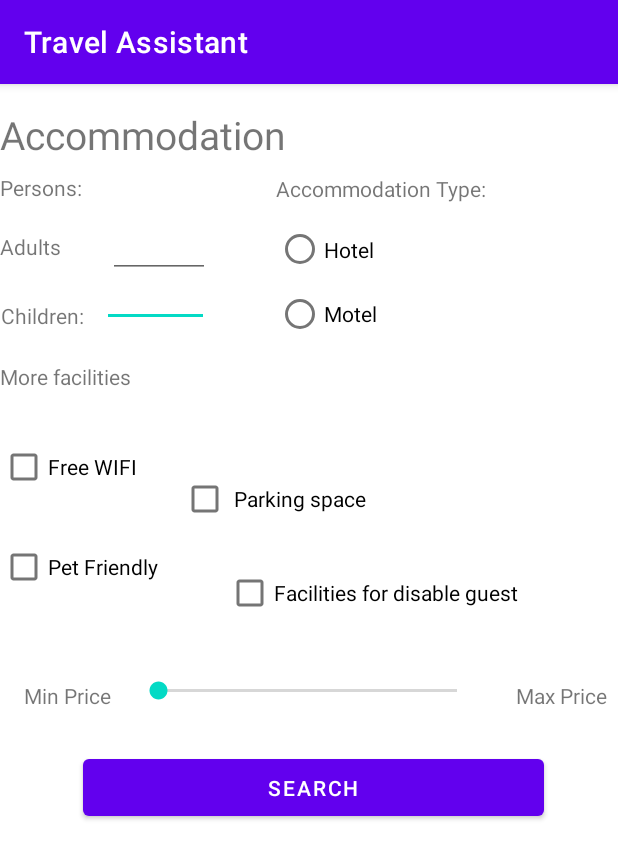
After one commit to iuliandreea/UID2021_TravelAssistant, an Android app: the AccommodationActivity screen opened directly, with no data from a screen before it, on a phone screen of 412 x 824 dp. The commit adds this screen. Shown: the top 859 px of the screen. Run offline under Robolectric (Android 15) with nearby library versions, the phone set to English and light mode, and no system bars.

Commit message:
add basic for book_accommodation feature

```diff
--- a/app/build.gradle
+++ b/app/build.gradle
@@ -42,4 +42,5 @@ dependencies {
     testImplementation 'junit:junit:4.+'
     androidTestImplementation 'androidx.test.ext:junit:1.1.3'
     androidTestImplementation 'androidx.test.espresso:espresso-core:3.4.0'
+    implementation "com.squareup.retrofit2:converter-gson:2.9.0"
 }
--- a/app/src/main/AndroidManifest.xml
+++ b/app/src/main/AndroidManifest.xml
@@ -9,6 +9,9 @@
         android:roundIcon="@mipmap/ic_launcher_round"
         android:supportsRtl="true"
         android:theme="@style/Theme.TravelAssistant">
+        <activity
+            android:name=".AccommodationActivity"
+            android:exported="false" />
         <activity
             android:name=".MainActivity"
             android:exported="true">
--- /dev/null
+++ b/app/src/main/java/com/example/travelassistant/Accommodation.kt
@@ -0,0 +1,10 @@
+package com.example.travelassistant
+
+data class Accommodation(
+    var id: String,
+    var name: String,
+    var address: String,
+    var price: Int,
+    var contact: String,
+) {
+}
--- /dev/null
+++ b/app/src/main/java/com/example/travelassistant/AccommodationActivity.kt
@@ -0,0 +1,11 @@
+package com.example.travelassistant
+
+import androidx.appcompat.app.AppCompatActivity
+import android.os.Bundle
+
+class AccommodationActivity : AppCompatActivity() {
+    override fun onCreate(savedInstanceState: Bundle?) {
+        super.onCreate(savedInstanceState)
+        setContentView(R.layout.activity_accommodation)
+    }
+}
--- a/app/src/main/java/com/example/travelassistant/ExploreFragment.kt
+++ b/app/src/main/java/com/example/travelassistant/ExploreFragment.kt
@@ -1,9 +1,11 @@
 package com.example.travelassistant
 
+import android.content.Intent
 import android.os.Bundle
 import android.view.LayoutInflater
 import android.view.View
 import android.view.ViewGroup
+import android.widget.Button
 import androidx.fragment.app.Fragment
 
 // TODO: Rename parameter arguments, choose names that match
@@ -36,6 +38,16 @@ class ExploreFragment : Fragment() {
         savedInstanceState: Bundle?
     ): View? {
         val views = inflater.inflate(R.layout.fragment_explore, container, false)
+        val findViewById = views.findViewById<Button>(R.id.button2)
+        findViewById?.setOnClickListener(object : View.OnClickListener {
+
+            override fun onClick(view: View?) {
+                val intent = Intent(context, AccommodationActivity::class.java)
+                startActivity(intent)
+            }
+
+        })
+//        // Inflate the layout for this fragment
         return views
     }
 
--- /dev/null
+++ b/app/src/main/res/layout/activity_accommodation.xml
@@ -0,0 +1,224 @@
+<?xml version="1.0" encoding="utf-8"?>
+<androidx.constraintlayout.widget.ConstraintLayout xmlns:android="http://schemas.android.com/apk/res/android"
+    xmlns:app="http://schemas.android.com/apk/res-auto"
+    xmlns:tools="http://schemas.android.com/tools"
+    android:layout_width="match_parent"
+    android:layout_height="match_parent"
+    tools:context=".AccommodationActivity">
+
+    <TextView
+        android:id="@+id/textView4"
+        android:layout_width="wrap_content"
+        android:layout_height="wrap_content"
+        android:layout_marginTop="16dp"
+        android:text="Accommodation"
+        android:textSize="26sp"
+        app:layout_constraintEnd_toEndOf="parent"
+        app:layout_constraintHorizontal_bias="0.0"
+        app:layout_constraintStart_toStartOf="parent"
+        app:layout_constraintTop_toTopOf="parent" />
+
+    <TextView
+        android:id="@+id/textView7"
+        android:layout_width="wrap_content"
+        android:layout_height="wrap_content"
+        android:text="Accommodation Type:"
+        app:layout_constraintBottom_toBottomOf="parent"
+        app:layout_constraintEnd_toEndOf="parent"
+        app:layout_constraintHorizontal_bias="0.677"
+        app:layout_constraintStart_toStartOf="parent"
+        app:layout_constraintTop_toTopOf="@+id/textView4"
+        app:layout_constraintVertical_bias="0.06" />
+
+    <CheckBox
+        android:id="@+id/checkBox"
+        android:layout_width="150dp"
+        android:layout_height="60dp"
+        android:text="Pet Friendly"
+        app:layout_constraintBottom_toBottomOf="parent"
+        app:layout_constraintEnd_toEndOf="parent"
+        app:layout_constraintHorizontal_bias="0.0"
+        app:layout_constraintStart_toStartOf="parent"
+        app:layout_constraintTop_toBottomOf="@+id/radioGroup"
+        app:layout_constraintVertical_bias="0.204" />
+
+    <RadioGroup
+        android:id="@+id/radioGroup"
+        android:layout_width="228dp"
+        android:layout_height="94dp"
+        android:orientation="vertical"
+        app:layout_constraintBottom_toBottomOf="parent"
+        app:layout_constraintEnd_toEndOf="parent"
+        app:layout_constraintHorizontal_bias="1.0"
+        app:layout_constraintStart_toStartOf="parent"
+        app:layout_constraintTop_toTopOf="parent"
+        app:layout_constraintVertical_bias="0.136">
+
+        <RadioButton
+            android:id="@+id/radio_pirates"
+            android:layout_width="206dp"
+            android:layout_height="38dp"
+            android:text="Hotel" />
+
+        <RadioButton
+            android:id="@+id/radio_ninjas"
+            android:layout_width="206dp"
+            android:layout_height="wrap_content"
+            android:text="Motel" />
+    </RadioGroup>
+
+    <CheckBox
+        android:id="@+id/checkBox3"
+        android:layout_width="230dp"
+        android:layout_height="60dp"
+        android:text="Facilities for disable guest"
+        app:layout_constraintBottom_toBottomOf="parent"
+        app:layout_constraintEnd_toEndOf="parent"
+        app:layout_constraintHorizontal_bias="0.828"
+        app:layout_constraintStart_toStartOf="parent"
+        app:layout_constraintTop_toTopOf="@+id/textView4"
+        app:layout_constraintVertical_bias="0.424" />
+
+    <CheckBox
+        android:id="@+id/checkBox2"
+        android:layout_width="120dp"
+        android:layout_height="60dp"
+        android:layout_marginTop="40dp"
+        android:text="Free WIFI"
+        app:layout_constraintEnd_toEndOf="parent"
+        app:layout_constraintHorizontal_bias="0.0"
+        app:layout_constraintStart_toStartOf="parent"
+        app:layout_constraintTop_toBottomOf="@+id/radioGroup" />
+
+    <TextView
+        android:id="@+id/textView8"
+        android:layout_width="wrap_content"
+        android:layout_height="wrap_content"
+        android:text="More facilities"
+        app:layout_constraintBottom_toBottomOf="parent"
+        app:layout_constraintEnd_toEndOf="parent"
+        app:layout_constraintHorizontal_bias="0.0"
+        app:layout_constraintStart_toStartOf="parent"
+        app:layout_constraintTop_toBottomOf="@+id/radioGroup"
+        app:layout_constraintVertical_bias="0.0" />
+
+    <TextView
+        android:id="@+id/textView10"
+        android:layout_width="wrap_content"
+        android:layout_height="wrap_content"
+        android:text="Persons:"
+        app:layout_constraintBottom_toTopOf="@+id/textView11"
+        app:layout_constraintEnd_toEndOf="parent"
+        app:layout_constraintHorizontal_bias="0.0"
+        app:layout_constraintStart_toStartOf="parent"
+        app:layout_constraintTop_toTopOf="@+id/textView4"
+        app:layout_constraintVertical_bias="0.688" />
+
+    <TextView
+        android:id="@+id/textView11"
+        android:layout_width="wrap_content"
+        android:layout_height="wrap_content"
+        android:text="Adults "
+        app:layout_constraintBottom_toBottomOf="parent"
+        app:layout_constraintEnd_toEndOf="parent"
+        app:layout_constraintHorizontal_bias="0.0"
+        app:layout_constraintStart_toStartOf="parent"
+        app:layout_constraintTop_toBottomOf="@+id/textView4"
+        app:layout_constraintVertical_bias="0.068" />
+
+    <EditText
+        android:id="@+id/editTextNumber2"
+        android:layout_width="71dp"
+        android:layout_height="43dp"
+        android:ems="10"
+        android:inputType="number"
+        app:layout_constraintBottom_toBottomOf="parent"
+        app:layout_constraintEnd_toEndOf="parent"
+        app:layout_constraintHorizontal_bias="0.2"
+        app:layout_constraintStart_toStartOf="parent"
+        app:layout_constraintTop_toBottomOf="@+id/textView4"
+        app:layout_constraintVertical_bias="0.1" />
+
+    <TextView
+        android:id="@+id/textView12"
+        android:layout_width="wrap_content"
+        android:layout_height="wrap_content"
+        android:layout_marginEnd="356dp"
+        android:text="Children:"
+        app:layout_constraintBottom_toBottomOf="parent"
+        app:layout_constraintEnd_toEndOf="parent"
+        app:layout_constraintTop_toTopOf="parent"
+        app:layout_constraintVertical_bias="0.193" />
+
+    <EditText
+        android:id="@+id/editTextNumber3"
+        android:layout_width="68dp"
+        android:layout_height="38dp"
+        android:layout_marginEnd="272dp"
+        android:ems="10"
+        android:inputType="number"
+        app:layout_constraintBottom_toBottomOf="parent"
+        app:layout_constraintEnd_toEndOf="parent"
+        app:layout_constraintTop_toTopOf="parent"
+        app:layout_constraintVertical_bias="0.125" />
+
+    <CheckBox
+        android:id="@+id/checkBox4"
+        android:layout_width="130dp"
+        android:layout_height="60dp"
+        android:text=" Parking space"
+        app:layout_constraintBottom_toBottomOf="parent"
+        app:layout_constraintEnd_toEndOf="parent"
+        app:layout_constraintHorizontal_bias="0.427"
+        app:layout_constraintStart_toStartOf="parent"
+        app:layout_constraintTop_toTopOf="parent"
+        app:layout_constraintVertical_bias="0.348" />
+
+    <SeekBar
+        android:id="@+id/seekBar"
+        android:layout_width="231dp"
+        android:layout_height="42dp"
+        app:layout_constraintBottom_toBottomOf="parent"
+        app:layout_constraintEnd_toEndOf="parent"
+        app:layout_constraintHorizontal_bias="0.494"
+        app:layout_constraintStart_toStartOf="parent"
+        app:layout_constraintTop_toTopOf="parent"
+        app:layout_constraintVertical_bias="0.529" />
+
+    <TextView
+        android:id="@+id/textView13"
+        android:layout_width="wrap_content"
+        android:layout_height="wrap_content"
+        android:text="Min Price"
+        app:layout_constraintBottom_toBottomOf="parent"
+        app:layout_constraintEnd_toEndOf="parent"
+        app:layout_constraintHorizontal_bias="0.045"
+        app:layout_constraintStart_toStartOf="parent"
+        app:layout_constraintTop_toTopOf="parent"
+        app:layout_constraintVertical_bias="0.532" />
+
+    <TextView
+        android:id="@+id/textView14"
+        android:layout_width="wrap_content"
+        android:layout_height="wrap_content"
+        android:text="Max Price"
+        app:layout_constraintBottom_toBottomOf="parent"
+        app:layout_constraintEnd_toEndOf="parent"
+        app:layout_constraintHorizontal_bias="0.979"
+        app:layout_constraintStart_toStartOf="parent"
+        app:layout_constraintTop_toTopOf="parent"
+        app:layout_constraintVertical_bias="0.532" />
+
+    <Button
+        android:id="@+id/button5"
+        android:layout_width="307dp"
+        android:layout_height="50dp"
+        android:text="Search"
+        app:layout_constraintBottom_toBottomOf="parent"
+        app:layout_constraintEnd_toEndOf="parent"
+        app:layout_constraintHorizontal_bias="0.528"
+        app:layout_constraintStart_toStartOf="parent"
+        app:layout_constraintTop_toTopOf="parent"
+        app:layout_constraintVertical_bias="0.618" />
+
+</androidx.constraintlayout.widget.ConstraintLayout>
--- a/build.gradle
+++ b/build.gradle
@@ -6,7 +6,7 @@ buildscript {
     }
     dependencies {
         classpath "com.android.tools.build:gradle:7.0.3"
-        classpath "org.jetbrains.kotlin:kotlin-gradle-plugin:1.5.20"
+        classpath 'org.jetbrains.kotlin:kotlin-gradle-plugin:1.6.0'
 
         // NOTE: Do not place your application dependencies here; they belong
         // in the individual module build.gradle files
```
